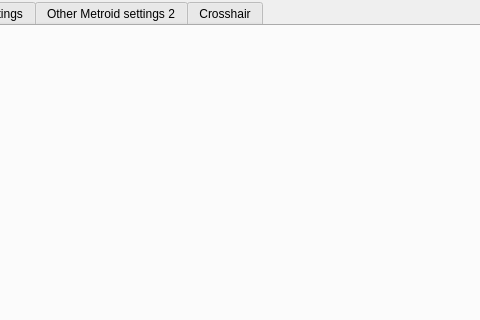
Above: src/frontend/qt_sdl/InputConfig/MelonPrimeInputConfig.ui from ag-advania/melonPrimeDS before the change; both pictures show x 357 to 837 and y 0 to 320 of the 1042 by 743 pixel window. Below: the same form after it.
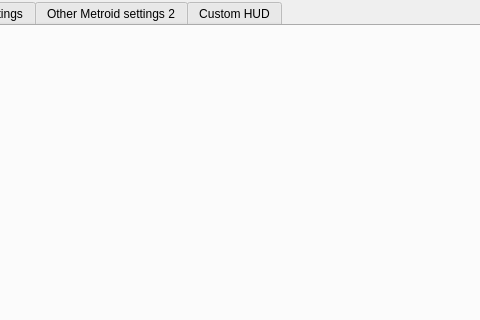
That is the form after the change.

The edit to the form file:
```diff
--- a/src/frontend/qt_sdl/InputConfig/MelonPrimeInputConfig.ui
+++ b/src/frontend/qt_sdl/InputConfig/MelonPrimeInputConfig.ui
@@ -611,7 +611,7 @@
 
 					<widget class="QWidget" name="tabCrosshair">
 						<attribute name="title">
-							<string>Crosshair</string>
+							<string>Custom HUD</string>
 						</attribute>
 						<layout class="QVBoxLayout" name="crosshairVLayout">
 
```
